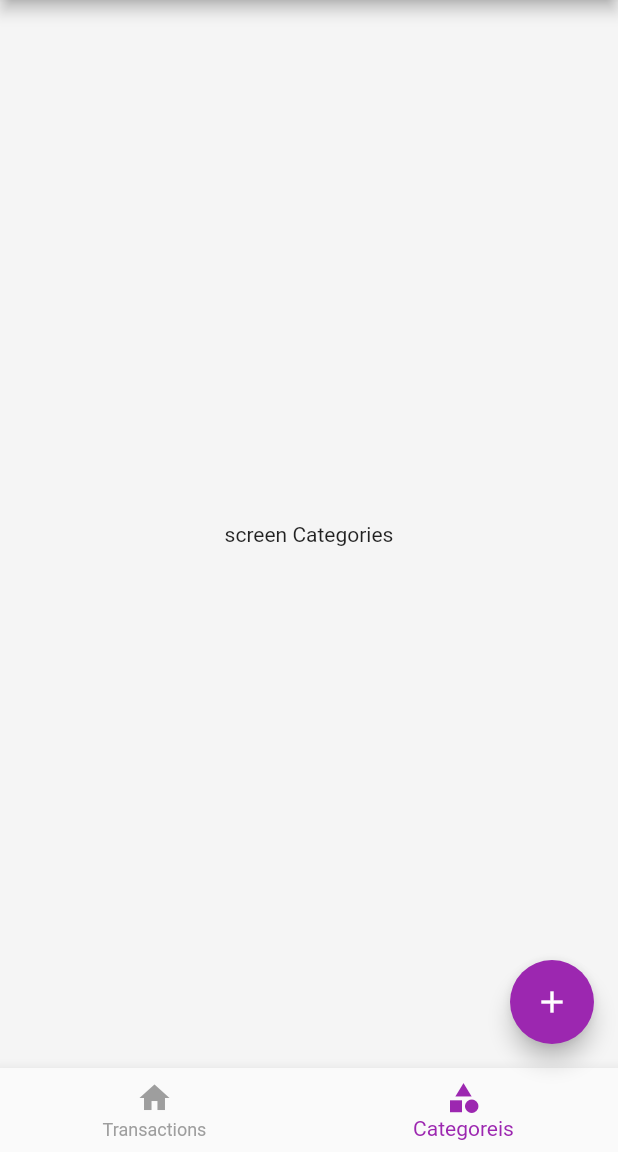
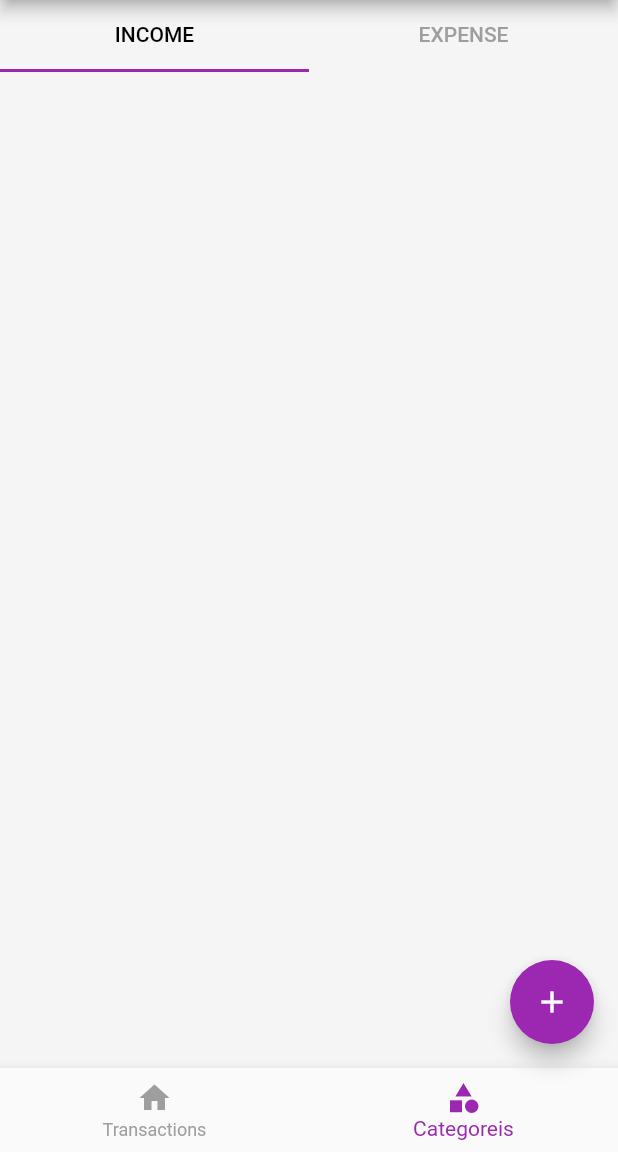
Before and after one commit to safadtm/Money_Manager_Flutter, a Flutter app: the screen it shows after launch, item 2 of the bottom bar chosen, on a phone screen of 412 x 824 dp, the part 84-1236 px from its top. Run offline on Flutter 3.47's test engine with Material 2 defaults, Android fonts, the phone set to English and light mode, and no system bars.

Commit message:
tab bar ui ready

```diff
--- a/lib/screens/category/screen_categories.dart
+++ b/lib/screens/category/screen_categories.dart
@@ -1,12 +1,44 @@
 import 'package:flutter/material.dart';
 
-class ScreenCategories extends StatelessWidget {
+class ScreenCategories extends StatefulWidget {
   const ScreenCategories({super.key});
 
   @override
+  State<ScreenCategories> createState() => _ScreenCategoriesState();
+}
+
+class _ScreenCategoriesState extends State<ScreenCategories>
+    with SingleTickerProviderStateMixin {
+  late TabController _tabController;
+
+  @override
+  void initState() {
+    _tabController = TabController(
+      length: 2,
+      vsync: this,
+    );
+    // TODO: implement initState
+    super.initState();
+  }
+
+  @override
   Widget build(BuildContext context) {
-    return Center(
-      child: Text('screen Categories'),
+    return Column(
+      children: [
+        TabBar(
+          labelColor: Colors.black,
+          unselectedLabelColor: Colors.grey,
+          controller: _tabController,
+          tabs: [
+            Tab(
+              text: 'INCOME',
+            ),
+            Tab(
+              text: 'EXPENSE',
+            ),
+          ],
+        )
+      ],
     );
   }
 }
```
